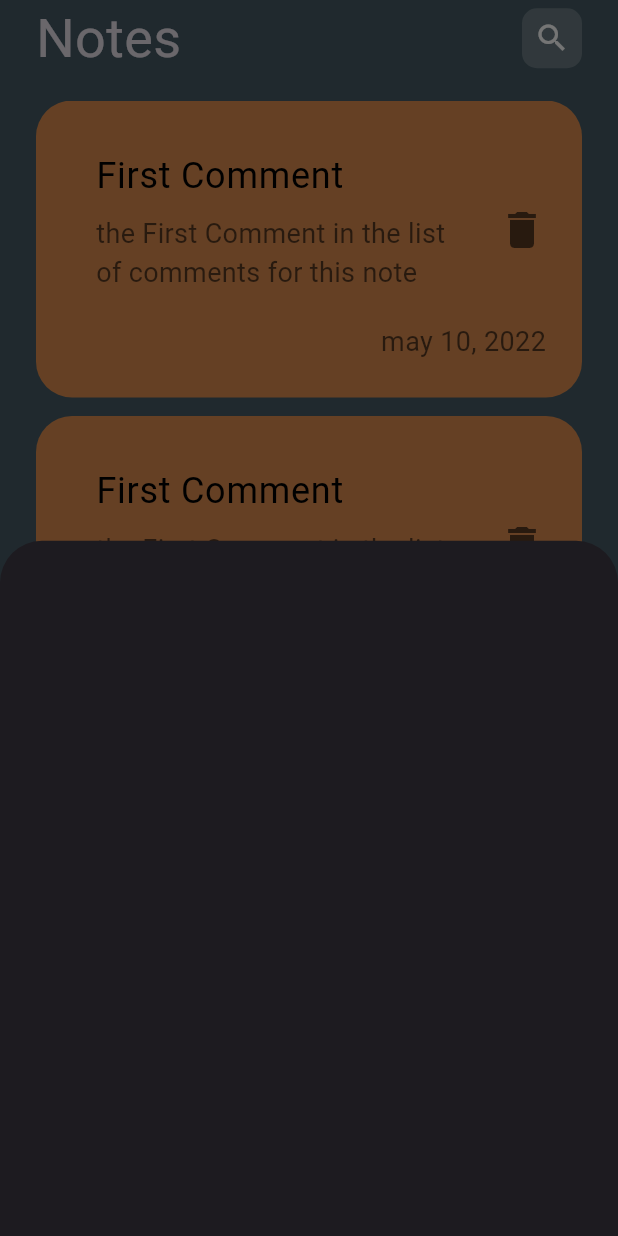
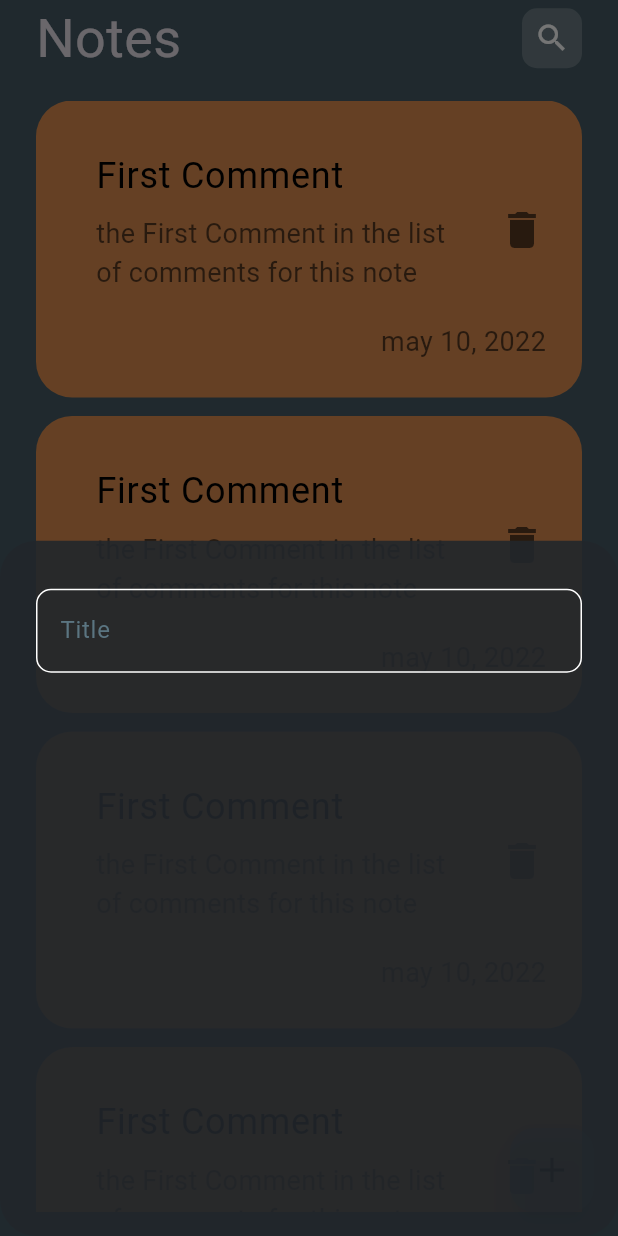
Before and after one commit to wael-saif23/note_app_tr2, a Flutter app: the screen it shows after launch, after a tap on the "add" icon, on a phone screen of 412 x 824 dp. Run offline on Flutter 3.47's test engine with Material 3 defaults, Android fonts, the phone set to English and light mode, and no system bars.

Commit message:
Add custom text field widget and update bottom sheet design
- Added a custom text field widget for input fields
- Updated the design of the bottom sheet with padding and custom text field.

```diff
--- /dev/null
+++ b/lib/constants.dart
@@ -0,0 +1,3 @@
+import 'package:flutter/material.dart';
+
+const KprimaryColor = Colors.blueGrey;
--- a/lib/views/notes_view.dart
+++ b/lib/views/notes_view.dart
@@ -12,6 +12,10 @@ class NotesView extends StatelessWidget {
       floatingActionButton: FloatingActionButton(
         onPressed: () {
           showModalBottomSheet(
+            shape: RoundedRectangleBorder(
+              borderRadius: BorderRadius.circular(24),
+            ),
+            backgroundColor: Color.fromARGB(221, 33, 38, 43).withOpacity(.9),
             context: context,
             builder: (context) => const AddNoteButtomSheet(),
           );
--- a/lib/widgets/add_note_buttom_sheete.dart
+++ b/lib/widgets/add_note_buttom_sheete.dart
@@ -1,10 +1,17 @@
 import 'package:flutter/material.dart';
+
+import 'package:note_app_tr2/widgets/custom_text_field.dart';
 
 class AddNoteButtomSheet extends StatelessWidget {
   const AddNoteButtomSheet({super.key});
 
   @override
   Widget build(BuildContext context) {
-    return Container();
+    return const Padding(
+      padding: EdgeInsets.symmetric(vertical: 32, horizontal: 24),
+      child: Column(children: [
+        CustomTextField(hintLabelText: "Title",),
+      ]),
+    );
   }
 }
--- /dev/null
+++ b/lib/widgets/custom_text_field.dart
@@ -0,0 +1,36 @@
+import 'package:flutter/material.dart';
+import 'package:note_app_tr2/constants.dart';
+
+class CustomTextField extends StatelessWidget {
+  const CustomTextField({super.key, this.hintLabelText = ""});
+final String hintLabelText;
+  @override
+  Widget build(BuildContext context) {
+    return TextField(
+
+          cursorColor: KprimaryColor.withOpacity(.9),
+          decoration: InputDecoration(
+            labelText:  hintLabelText,
+            labelStyle: TextStyle(
+              color: KprimaryColor.withOpacity(.9),
+            ),
+            hintText: hintLabelText,
+            border: buildBorder(),
+            focusedBorder:
+                buildBorder(color: KprimaryColor.withOpacity(.9), width: 2),
+            enabledBorder: buildBorder(),
+          ),
+        );
+  }
+  // buildBorder method >>>>>>>>>>>>>>>>>>>>>>>>>>>>>>>>>>>
+   OutlineInputBorder buildBorder(
+      {Color color = Colors.white, double width = 1}) {
+    return OutlineInputBorder(
+      borderRadius: BorderRadius.circular(10),
+      borderSide: BorderSide(
+        width: width,
+        color: color,
+      ),
+    );
+  }
+}
```
